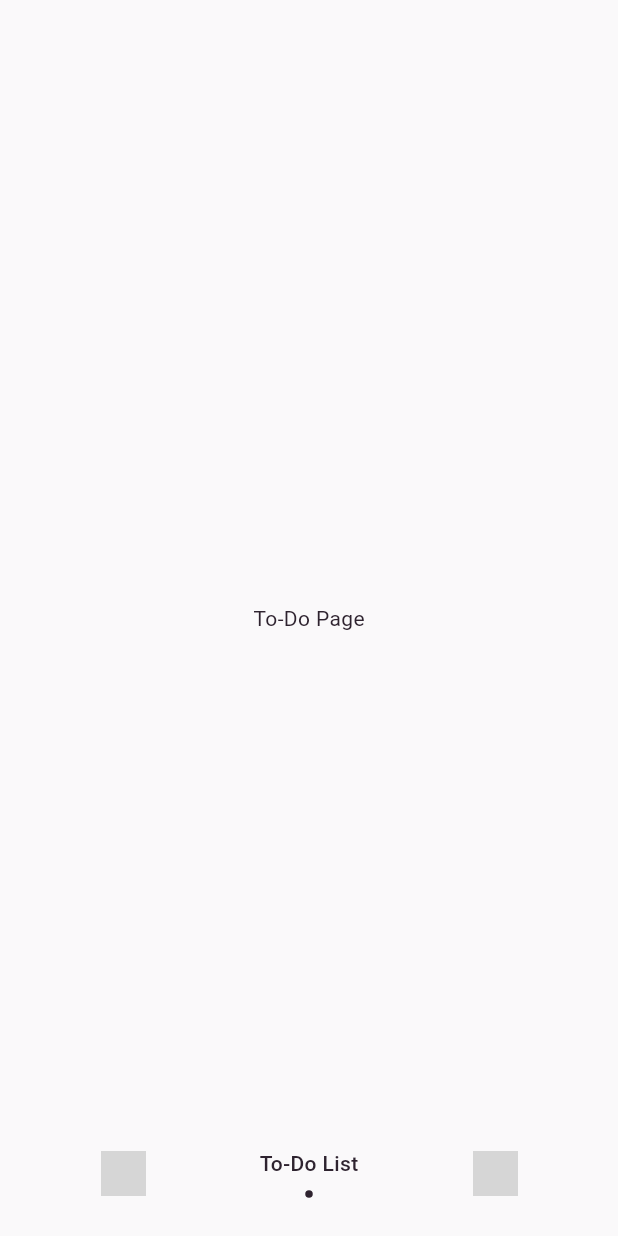
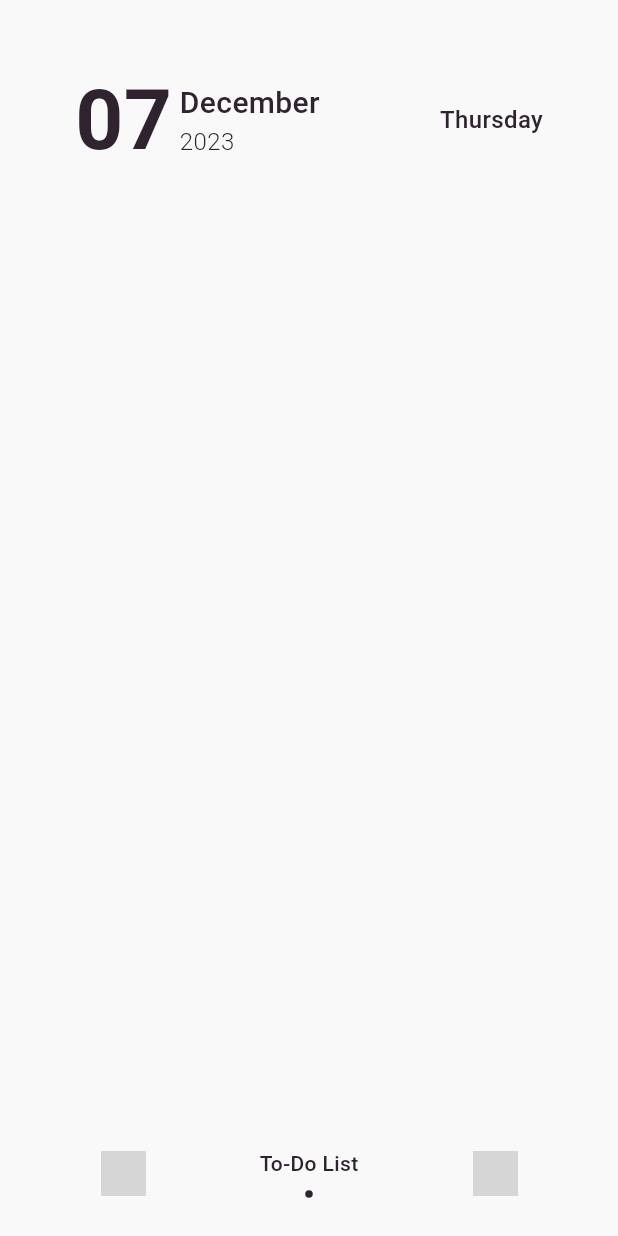
Before and after one commit to dkeithdj/fokkkus, a Flutter app: the screen it shows after launch, item 2 of the bottom bar chosen, on a phone screen of 412 x 824 dp. Run offline on Flutter 3.47's test engine with Material 3 defaults, Android fonts, the phone set to English and light mode, and no system bars; drawn by our look-alikes of flashy_tab_bar2; our stand-ins replace animated_splash_screen; Roboto replaces fonts that are missing (Poppins); grey boxes are pictures that could not be loaded.

Commit message:
added todotab

```diff
--- a/lib/tabs/todotab.dart
+++ b/lib/tabs/todotab.dart
@@ -1,12 +1,89 @@
 import 'package:flutter/material.dart';
+import 'package:fokkkus/theme/themeprovider.dart';
+import 'package:intl/intl.dart';
+import 'package:provider/provider.dart';
 
-class ToDoTab extends StatelessWidget {
+class ToDoTab extends StatefulWidget {
   const ToDoTab({super.key});
 
   @override
+  State<ToDoTab> createState() => _ToDoTabState();
+}
+
+class _ToDoTabState extends State<ToDoTab> {
+  @override
   Widget build(BuildContext context) {
-    return const Center(
-      child: Text('To-Do Page'),
+    ThemeData themeData = Provider.of<ThemeProvider>(context).themeData;
+    DateTime currentDate = DateTime.now();
+    String dayOfMonth = DateFormat('dd').format(currentDate);
+    String monthOfYear = DateFormat('MMMM').format(currentDate);
+    String year = DateFormat('yyyy').format(currentDate);
+    String dayOfWeek = DateFormat('EEEE').format(currentDate);
+
+    return Stack(
+      children: [
+        Column(
+          children: [
+            const SizedBox(
+              height: 40,
+            ),
+            Row(
+              children: [
+                const Spacer(),
+                Text(
+                  dayOfMonth,
+                  style: TextStyle(
+                    color: themeData.textTheme.titleLarge?.color,
+                    fontSize: 56,
+                    fontFamily: 'Poppins',
+                    fontWeight: FontWeight.w600,
+                  ),
+                ),
+                const SizedBox(
+                  width: 5,
+                ),
+                Column(
+                  crossAxisAlignment: CrossAxisAlignment.start,
+                  children: [
+                    Text(
+                      monthOfYear,
+                      style: TextStyle(
+                        color: themeData.textTheme.titleLarge?.color,
+                        fontSize: 20,
+                        fontFamily: 'Poppins',
+                        fontWeight: FontWeight.w500,
+                      ),
+                    ),
+                    Text(
+                      year,
+                      style: TextStyle(
+                        color: themeData.textTheme.titleLarge?.color,
+                        fontSize: 16,
+                        fontFamily: 'Poppins',
+                        fontWeight: FontWeight.w300,
+                      ),
+                    ),
+                  ],
+                ),
+                const Spacer(),
+                const SizedBox(
+                  width: 30,
+                ),
+                Text(
+                  dayOfWeek,
+                  style: TextStyle(
+                    color: themeData.textTheme.titleLarge?.color,
+                    fontSize: 16,
+                    fontFamily: 'Poppins',
+                    fontWeight: FontWeight.w500,
+                  ),
+                ),
+                const Spacer(),
+              ],
+            )
+          ],
+        )
+      ],
     );
   }
 }
--- a/pubspec.yaml
+++ b/pubspec.yaml
@@ -37,6 +37,7 @@ dependencies:
   animated_splash_screen: ^1.3.0
   flashy_tab_bar2: ^0.0.6
   provider: ^6.1.1
+  intl: ^0.19.0
 
 dev_dependencies:
   flutter_test:
```
Also changed, not shown: pubspec.lock.
